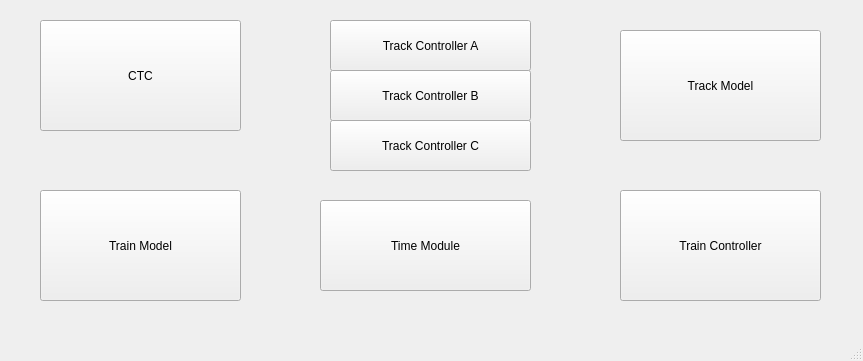
Old version of the form launcher.ui in the repository LucasZ99/ECE1140SystemsEngineeringProject.
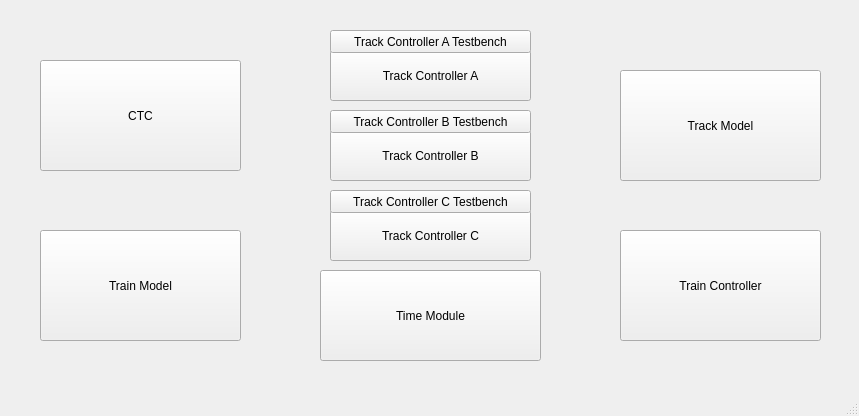
New version of the form.

Commit message: Launcher is running and functional

Diff of the .ui file:
```diff
--- a/launcher.ui
+++ b/launcher.ui
@@ -6,8 +6,8 @@
    <rect>
     <x>0</x>
     <y>0</y>
-    <width>863</width>
-    <height>361</height>
+    <width>859</width>
+    <height>416</height>
    </rect>
   </property>
   <property name="windowTitle">
@@ -18,7 +18,7 @@
     <property name="geometry">
      <rect>
       <x>40</x>
-      <y>20</y>
+      <y>60</y>
       <width>201</width>
       <height>111</height>
      </rect>
@@ -31,7 +31,7 @@
     <property name="geometry">
      <rect>
       <x>330</x>
-      <y>20</y>
+      <y>50</y>
       <width>201</width>
       <height>51</height>
      </rect>
@@ -44,7 +44,7 @@
     <property name="geometry">
      <rect>
       <x>330</x>
-      <y>70</y>
+      <y>130</y>
       <width>201</width>
       <height>51</height>
      </rect>
@@ -57,7 +57,7 @@
     <property name="geometry">
      <rect>
       <x>330</x>
-      <y>120</y>
+      <y>210</y>
       <width>201</width>
       <height>51</height>
      </rect>
@@ -70,7 +70,7 @@
     <property name="geometry">
      <rect>
       <x>620</x>
-      <y>30</y>
+      <y>70</y>
       <width>201</width>
       <height>111</height>
      </rect>
@@ -83,7 +83,7 @@
     <property name="geometry">
      <rect>
       <x>40</x>
-      <y>190</y>
+      <y>230</y>
       <width>201</width>
       <height>111</height>
      </rect>
@@ -96,7 +96,7 @@
     <property name="geometry">
      <rect>
       <x>620</x>
-      <y>190</y>
+      <y>230</y>
       <width>201</width>
       <height>111</height>
      </rect>
@@ -109,8 +109,8 @@
     <property name="geometry">
      <rect>
       <x>320</x>
-      <y>200</y>
-      <width>211</width>
+      <y>270</y>
+      <width>221</width>
       <height>91</height>
      </rect>
     </property>
@@ -118,6 +118,45 @@
      <string>Time Module</string>
     </property>
    </widget>
+   <widget class="QPushButton" name="track_controller_A_testbench_button">
+    <property name="geometry">
+     <rect>
+      <x>330</x>
+      <y>30</y>
+      <width>201</width>
+      <height>23</height>
+     </rect>
+    </property>
+    <property name="text">
+     <string>Track Controller A Testbench</string>
+    </property>
+   </widget>
+   <widget class="QPushButton" name="track_controller_B_testbench_button">
+    <property name="geometry">
+     <rect>
+      <x>330</x>
+      <y>110</y>
+      <width>201</width>
+      <height>23</height>
+     </rect>
+    </property>
+    <property name="text">
+     <string>Track Controller B Testbench</string>
+    </property>
+   </widget>
+   <widget class="QPushButton" name="track_controller_C_testbench_button">
+    <property name="geometry">
+     <rect>
+      <x>330</x>
+      <y>190</y>
+      <width>201</width>
+      <height>23</height>
+     </rect>
+    </property>
+    <property name="text">
+     <string>Track Controller C Testbench</string>
+    </property>
+   </widget>
   </widget>
   <widget class="QMenuBar" name="menubar">
    <property name="geometry">
```
Left out of the diff: 4 changed lines with no effect on the pictures. The commit also changes 10 other files.
